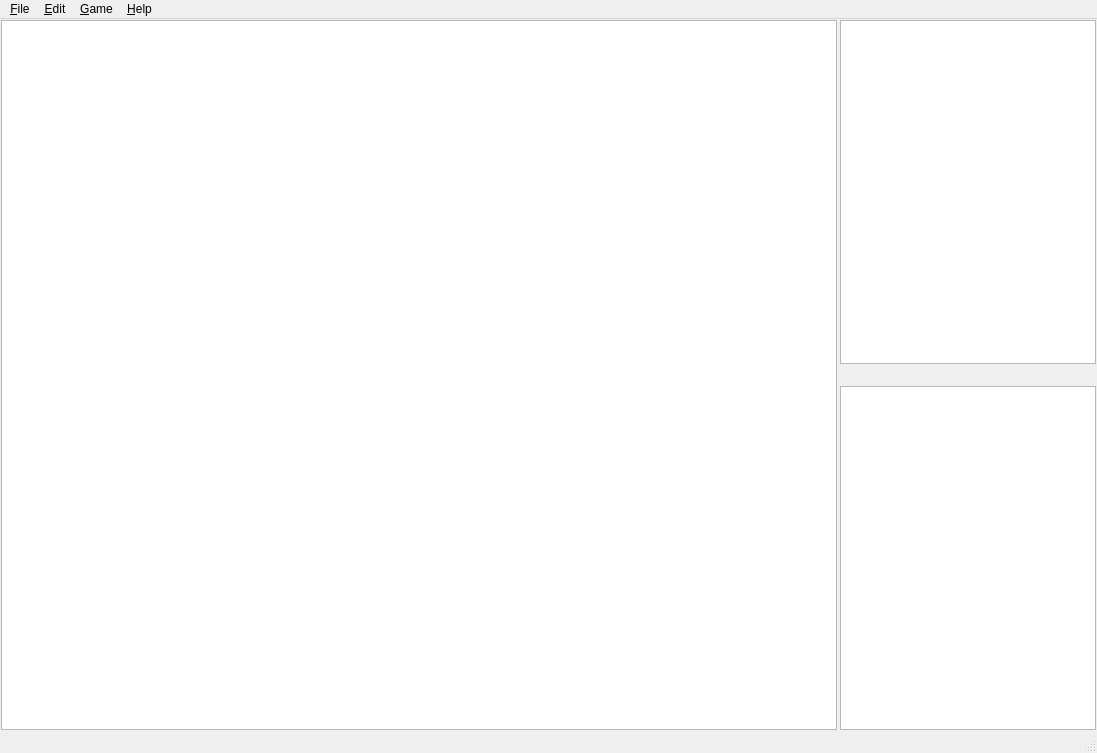
The window that src/mainwindow.ui (Necktschnagge/tobor-games) describes before a commit, drawn with Qt 5.
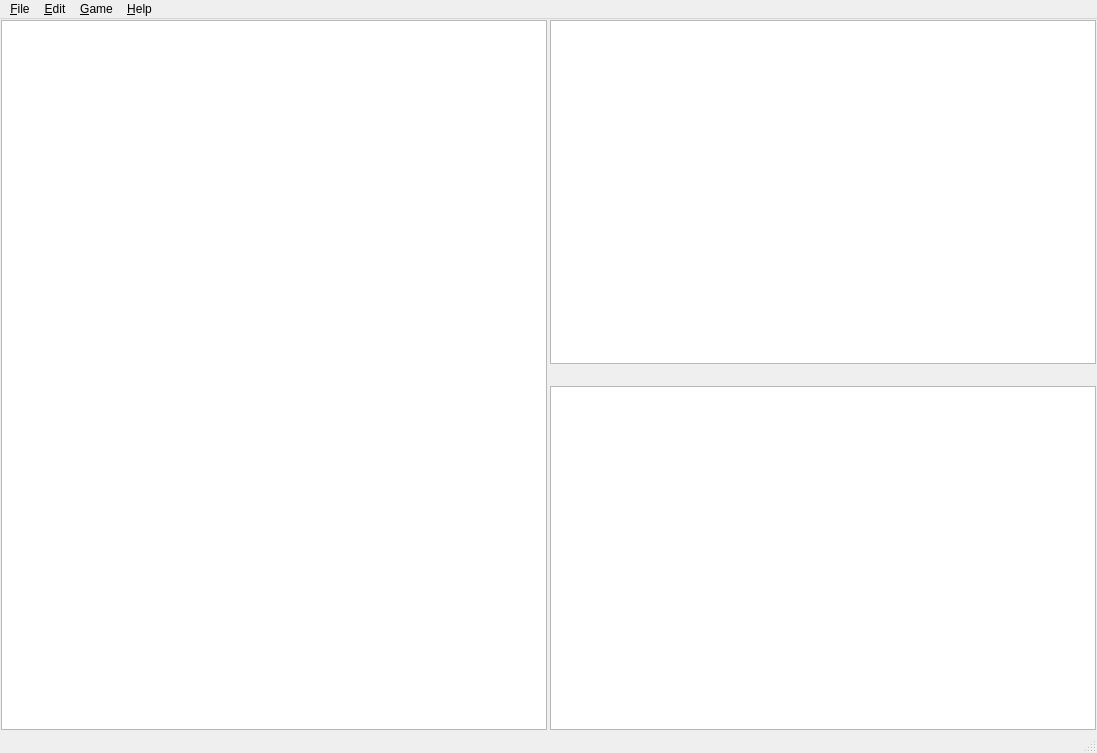
The same window after the commit.

Commit message: solver works, we need second thread for the solver to not block the UI

What changed in the file:
```diff
--- a/src/mainwindow.ui
+++ b/src/mainwindow.ui
@@ -37,7 +37,7 @@
           <number>2</number>
         </property>
         <item row="0" column="0">
-          <layout class="QHBoxLayout" name="horizontalLayout" stretch="1,0,0">
+          <layout class="QHBoxLayout" name="horizontalLayout" stretch="1,0,1">
             <item>
               <widget class="QGraphicsView" name="graphicsView">
                 <property name="minimumSize">
```
The commit also changes 4 other files.
